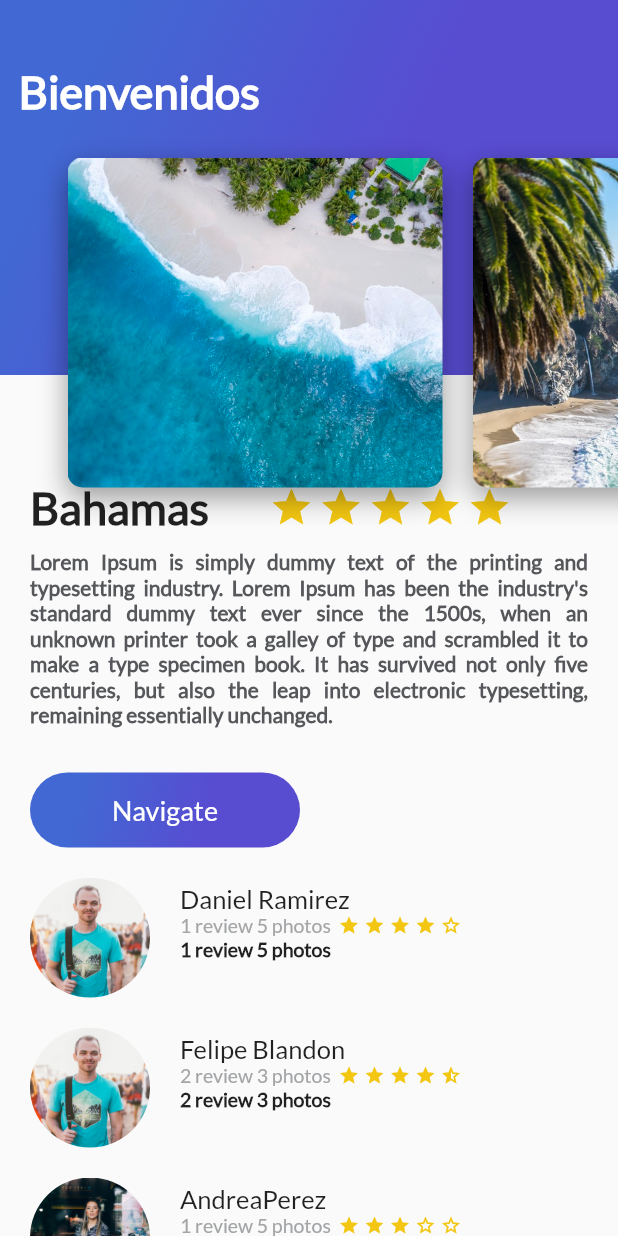
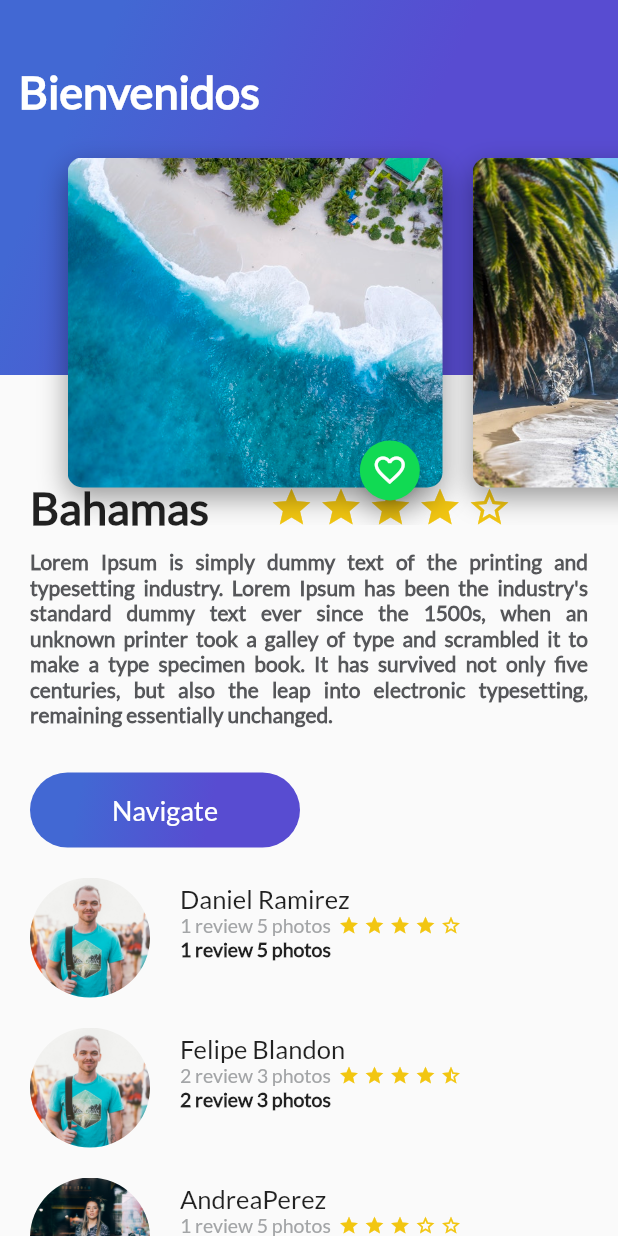
Before and after one commit to daniel-0318/platzi-course-flutter-template, a Flutter app: the screen it shows after launch, on a phone screen of 412 x 824 dp. Run offline on Flutter 3.47's test engine with Material 2 defaults, Android fonts, the phone set to English and light mode, and no system bars.

```diff
--- a/lib/button_purple.dart
+++ b/lib/button_purple.dart
@@ -1,6 +1,7 @@
 import 'package:flutter/material.dart';
 
-class ButtonPurple extends StatelessWidget{
+
+class ButtonPurple extends StatelessWidget {
 
   String buttonText = "Navigate";
 
@@ -9,11 +10,12 @@ class ButtonPurple extends StatelessWidget{
   @override
   Widget build(BuildContext context) {
     // TODO: implement build
-    return InkWell(
+    return Material(
+        child: InkWell(
           onTap: () {
             Scaffold.of(context).showSnackBar(
                 SnackBar(
-                content: Text("Navegando")
+                  content: Text("Navegando"),
                 )
             );
           },
@@ -32,12 +34,15 @@ class ButtonPurple extends StatelessWidget{
                       Color(0xFF4268D3),
                       Color(0xFF584CD1)
                     ],
-            begin: FractionalOffset(0.2,0.0),
-            end: FractionalOffset(1.0,0.6),
+                    begin: FractionalOffset(0.2, 0.0),
+                    end: FractionalOffset(1.0, 0.6),
                     stops: [0.0, 0.6],
                     tileMode: TileMode.clamp
+
                 )
+
             ),
+
             child: Center(
               child: Text(
                 buttonText,
@@ -46,9 +51,12 @@ class ButtonPurple extends StatelessWidget{
                     fontFamily: "Lato",
                     color: Colors.white
                 ),
+
               ),
             ),
+
           ),
+        )
     );
   }
 
--- a/lib/card_image.dart
+++ b/lib/card_image.dart
@@ -1,5 +1,6 @@
 import 'package:flutter/cupertino.dart';
 import 'package:flutter/material.dart';
+import 'floating_button_green.dart';
 
 class CardImage extends StatelessWidget{
 
@@ -34,7 +35,13 @@ class CardImage extends StatelessWidget{
       ),
     );
 
-    return card;
+    return Stack(
+      alignment: Alignment(0.9,1.1),
+      children: [
+        card,
+        FloatingActionButtonGreen()
+      ],
+    );
   }
 
 }
--- a/lib/description_place.dart
+++ b/lib/description_place.dart
@@ -3,13 +3,13 @@ import 'package:flutter/material.dart';
 import 'rating.dart';
 import 'button_purple.dart';
 
-class Description_place extends StatelessWidget{
+class DescriptionPlace extends StatelessWidget{
 
   String namePlace;
   double stars;
   String descriptionPlace;
 
-  Description_place(this.namePlace, this.stars, this.descriptionPlace);
+  DescriptionPlace(this.namePlace, this.stars, this.descriptionPlace);
 
   @override
   Widget build(BuildContext context) {
--- /dev/null
+++ b/lib/floating_button_green.dart
@@ -0,0 +1,41 @@
+import 'package:flutter/material.dart';
+
+class FloatingActionButtonGreen extends StatefulWidget{
+  @override
+  State<StatefulWidget> createState() {
+    // TODO: implement createState
+    return _FloatingActionButtonGreen();
+  }
+
+}
+
+class _FloatingActionButtonGreen extends State<FloatingActionButtonGreen>{
+
+  bool _pressed = false;
+
+  void onPressedFav(){
+    setState(() {
+      _pressed = !this._pressed;
+    });
+    Scaffold.of(context).showSnackBar(
+        SnackBar(
+          content: Text("Agregaste a tus Favoritos"),
+        )
+    );
+  }
+
+  @override
+  Widget build(BuildContext context) {
+    // TODO: implement build
+    return FloatingActionButton(
+      backgroundColor: Color(0xFF11DA53),
+      mini: true,
+      tooltip: "Fav",
+      onPressed: onPressedFav,
+      child: Icon(
+          this._pressed ? Icons.favorite : Icons.favorite_border
+      ),
+    );
+  }
+
+}
--- a/lib/main.dart
+++ b/lib/main.dart
@@ -1,5 +1,5 @@
+import 'package:flutter/services.dart';
 import 'package:flutter/material.dart';
-import 'package:flutter/services.dart';
 import 'description_place.dart';
 import 'review_list.dart';
 import 'header_appbar.dart';
@@ -12,9 +12,7 @@ class MyApp extends StatelessWidget {
   MyApp({Key? key}) : super(key: key);
 
   // This widget is the root of your application.
-
   String description_place = "Lorem Ipsum is simply dummy text of the printing and typesetting industry. Lorem Ipsum has been the industry's standard dummy text ever since the 1500s, when an unknown printer took a galley of type and scrambled it to make a type specimen book. It has survived not only five centuries, but also the leap into electronic typesetting, remaining essentially unchanged.";
-
   @override
   Widget build(BuildContext context) {
     SystemChrome.setSystemUIOverlayStyle(SystemUiOverlayStyle(
@@ -39,15 +37,15 @@ class MyApp extends StatelessWidget {
             children: <Widget>[
               ListView(
                 children: <Widget>[
-                Description_place("Bahamas", 5, description_place),
+                  DescriptionPlace("Bahamas", 4, description_place),
                   ReviewList()
+
                 ],
               ),
               HeaderAppBar()
             ],
-
-        )
-      )
+          ),
+        )//MyHomePage(title: 'Flutter Demo Home Page'),
     );
   }
 }
```
Also changed, not shown: lib/home_trips.dart (added, +26 -0 lines), lib/platzi_trips.dart (added, +63 -0 lines), lib/profile.dart (added, +12 -0 lines), lib/search_trips.dart (added, +12 -0 lines). Lines whose indentation alone changed are shown as unchanged.
